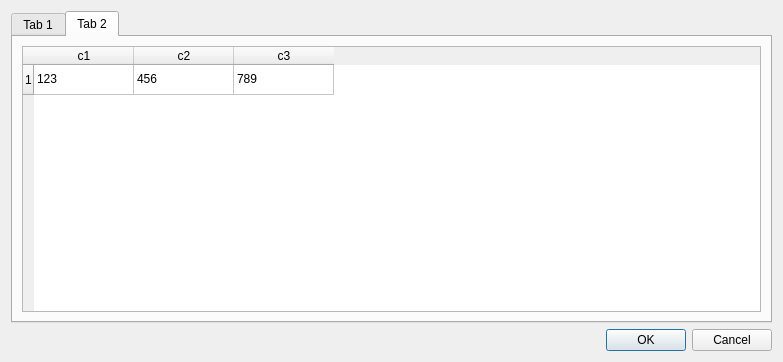
Qt form qc-proj1/onlinesourcesheet.ui (yyk99/qt_junk) before a commit.
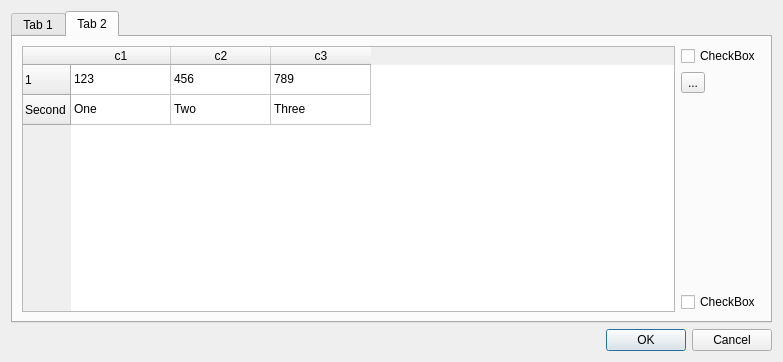
The same form after that commit. The open tabs and pages were chosen to show the change.

Commit message:
Updated layouts and geometries
Changes to be committed:
modified:   mainwindow.cpp
modified:   mainwindow.ui
modified:   onlinesourcesheet.cpp
modified:   onlinesourcesheet.ui

Patch:
```diff
--- a/qc-proj1/onlinesourcesheet.ui
+++ b/qc-proj1/onlinesourcesheet.ui
@@ -51,6 +51,8 @@
         <attribute name="title">
          <string>Tab 2</string>
         </attribute>
+        <layout class="QHBoxLayout" name="horizontalLayout_4">
+         <item>
         <layout class="QHBoxLayout" name="horizontalLayout_2">
          <item>
           <widget class="QTableWidget" name="tableWidget">
@@ -59,6 +61,11 @@
              <string>1</string>
             </property>
            </row>
+             <row>
+              <property name="text">
+               <string>Second</string>
+              </property>
+             </row>
            <column>
             <property name="text">
              <string>c1</string>
@@ -89,7 +96,62 @@
              <string>789</string>
             </property>
            </item>
-          </widget>
+             <item row="1" column="0">
+              <property name="text">
+               <string>One</string>
+              </property>
+             </item>
+             <item row="1" column="1">
+              <property name="text">
+               <string>Two</string>
+              </property>
+             </item>
+             <item row="1" column="2">
+              <property name="text">
+               <string>Three</string>
+              </property>
+             </item>
+            </widget>
+           </item>
+           <item>
+            <layout class="QVBoxLayout" name="verticalLayout">
+             <item>
+              <widget class="QCheckBox" name="checkBox_2">
+               <property name="text">
+                <string>CheckBox</string>
+               </property>
+              </widget>
+             </item>
+             <item>
+              <widget class="QToolButton" name="toolButton">
+               <property name="text">
+                <string>...</string>
+               </property>
+              </widget>
+             </item>
+             <item>
+              <spacer name="verticalSpacer">
+               <property name="orientation">
+                <enum>Qt::Vertical</enum>
+               </property>
+               <property name="sizeHint" stdset="0">
+                <size>
+                 <width>20</width>
+                 <height>40</height>
+                </size>
+               </property>
+              </spacer>
+             </item>
+             <item>
+              <widget class="QCheckBox" name="checkBox">
+               <property name="text">
+                <string>CheckBox</string>
+               </property>
+              </widget>
+             </item>
+            </layout>
+           </item>
+          </layout>
          </item>
         </layout>
        </widget>
```
Left out of the diff: 4 changed lines with no effect on the pictures. Lines whose indentation alone changed are shown as unchanged. The commit also changes 3 other files.
